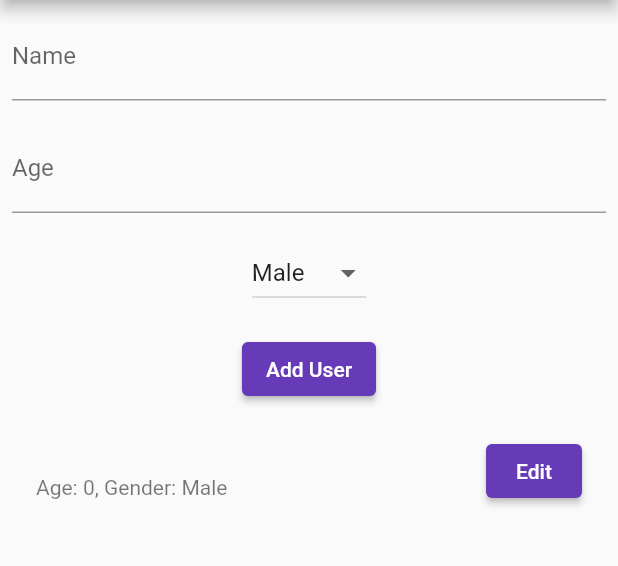
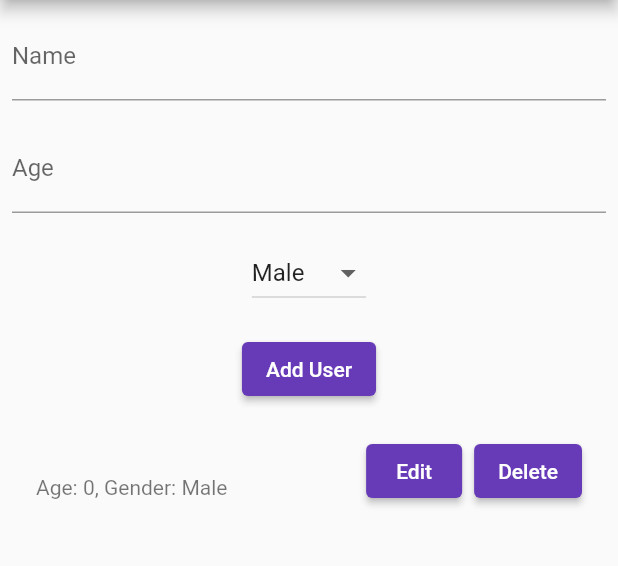
Before and after one commit to Tamicktom/flutter_sqlite, a Flutter app: the screen it shows after launch, after a tap on "Add User", on a phone screen of 412 x 824 dp, the part 84-650 px from its top. Run offline on Flutter 3.47's test engine with Material 2 defaults, Android fonts, the phone set to English and light mode, and no system bars; our stand-ins replace sqflite; accounts and stored records are empty.

Commit message:
add delete

```diff
--- a/lib/db.dart
+++ b/lib/db.dart
@@ -102,4 +102,10 @@ class DatabaseHelper {
     };
     return await db.update('users', values, where: 'id = ?', whereArgs: [id]);
   }
+
+  //delete user
+  Future<int> deleteUser(int id) async {
+    final db = await database;
+    return await db.delete('users', where: 'id = ?', whereArgs: [id]);
+  }
 }
--- a/lib/edit_screen.dart
+++ b/lib/edit_screen.dart
@@ -76,7 +76,7 @@ class _EditScreenState extends State<EditScreen> {
                 final updatedAge = int.tryParse(ageController.text) ?? 0;
                 await dbHelper.updateUser(
                     widget.id, updatedName, updatedAge, selectedGender);
-                Navigator.pop(context); // Navigate back after updating
+                Navigator.pop(context, true); // Navigate back after updating
               },
               child: const Text('Save'),
             ),
--- a/lib/main.dart
+++ b/lib/main.dart
@@ -103,11 +103,21 @@ class _HomeScreenState extends State<HomeScreen> {
                         final userName = user['name'];
                         final userAge = user['age'];
                         final userGender = user['gender'] ?? '';
+                        //add delete button
                         return ListTile(
                           title: Text(userName),
                           subtitle: Text('Age: $userAge, Gender: $userGender'),
-                          trailing: EditButton(
-                            id: user['id'],
+                          trailing: Row(
+                            mainAxisSize: MainAxisSize.min,
+                            children: [
+                              EditButton(id: user['id']),
+                              const SizedBox(width: 8.0),
+                              DeleteButton(
+                                  id: user['id'],
+                                  onDelete: () {
+                                    setState(() {});
+                                  }),
+                            ],
                           ),
                         );
                       },
@@ -147,3 +157,27 @@ class EditButton extends StatelessWidget {
     );
   }
 }
+
+class DeleteButton extends StatelessWidget {
+  final int id;
+  final Function? onDelete;
+
+  const DeleteButton({
+    required this.id,
+    this.onDelete,
+  });
+
+  @override
+  Widget build(BuildContext context) {
+    return ElevatedButton(
+      onPressed: () async {
+        final dbHelper = DatabaseHelper();
+        await dbHelper.deleteUser(id);
+        if (onDelete != null) {
+          onDelete!();
+        }
+      },
+      child: const Text('Delete'),
+    );
+  }
+}
```
